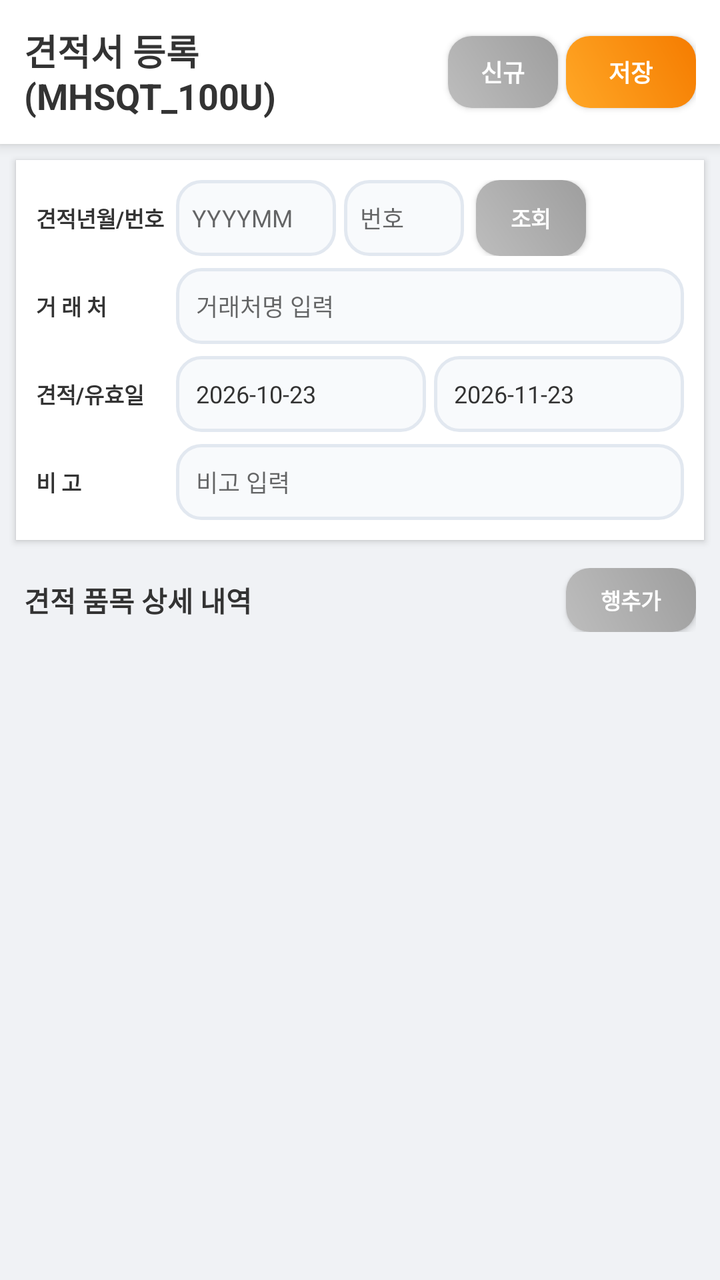
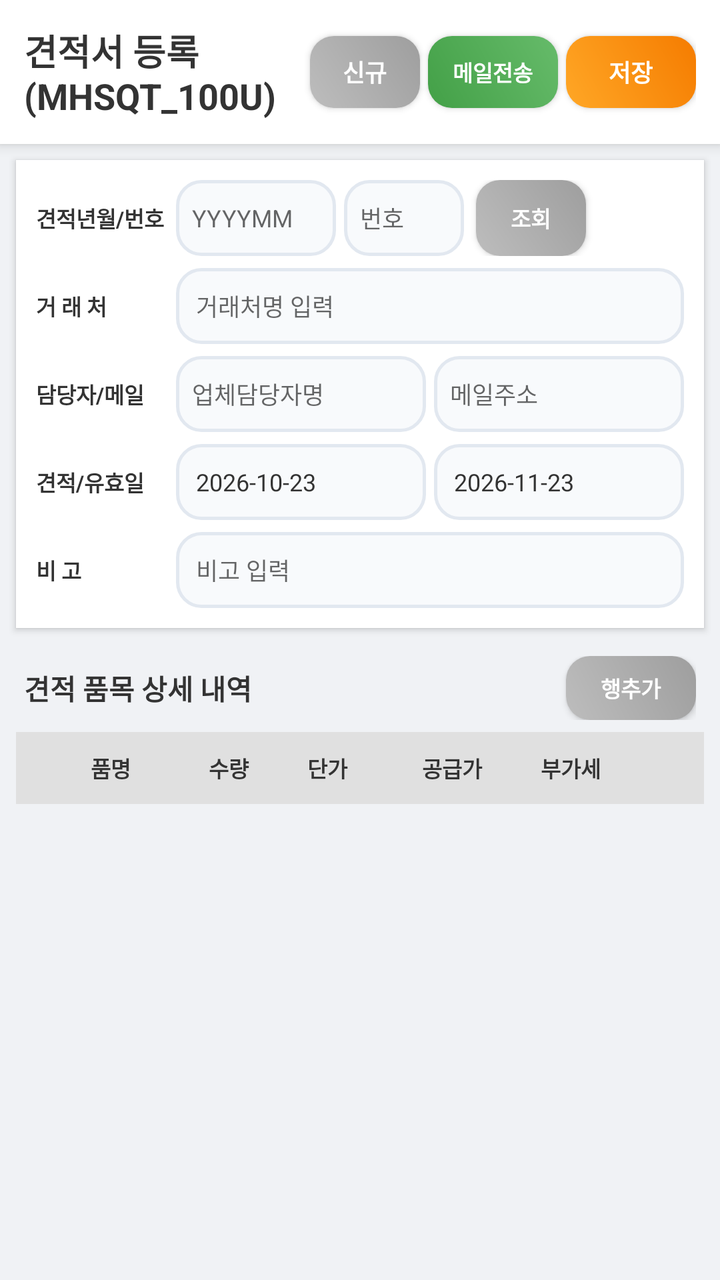

An Android layout rendered at two revisions. The XML below is the earlier revision; the diff shows what the commit changed to produce the second picture.
<!-- AndroidManifest.xml: application theme Theme.SmartERP -->
<!-- res/layout/activity_quotation_register.xml -->
<?xml version="1.0" encoding="utf-8"?>
<LinearLayout xmlns:android="http://schemas.android.com/apk/res/android"
    android:layout_width="match_parent"
    android:layout_height="match_parent"
    android:orientation="vertical"
    android:background="#F0F2F5"
    android:importantForAutofill="noExcludeDescendants">

    
    <LinearLayout
        android:layout_width="match_parent"
        android:layout_height="wrap_content"
        android:background="#FFFFFF"
        android:padding="12dp"
        android:elevation="4dp"
        android:gravity="center_vertical"
        android:orientation="horizontal">

        <TextView
            android:id="@+id/tvHeaderTitle"
            android:layout_width="0dp"
            android:layout_height="wrap_content"
            android:layout_weight="1"
            android:text="견적서 등록 (MHSQT_100U)"
            android:textSize="18sp"
            android:textStyle="bold"
            android:textColor="#333333"/>

        <androidx.appcompat.widget.AppCompatButton
            android:id="@+id/btnNew"
            android:layout_width="55dp"
            android:layout_height="36dp"
            android:layout_marginEnd="4dp"
            android:background="@drawable/bg_button_gradient_gray"
            android:text="신규"
            android:textColor="#FFFFFF"
            android:textSize="12sp"
            android:textStyle="bold"/>

        <androidx.appcompat.widget.AppCompatButton
            android:id="@+id/btnSave"
            android:layout_width="65dp"
            android:layout_height="36dp"
            android:background="@drawable/bg_button_gradient_orange"
            android:text="저장"
            android:textColor="#FFFFFF"
            android:textSize="12sp"
            android:textStyle="bold"/>
    </LinearLayout>

    
    <LinearLayout
        android:layout_width="match_parent"
        android:layout_height="wrap_content"
        android:orientation="vertical"
        android:padding="10dp"
        android:background="#FFFFFF"
        android:layout_margin="8dp"
        android:elevation="2dp">

        
        <LinearLayout
            android:layout_width="match_parent"
            android:layout_height="wrap_content"
            android:orientation="horizontal"
            android:gravity="center_vertical"
            android:layout_marginBottom="6dp">

            <TextView
                android:layout_width="70dp"
                android:layout_height="wrap_content"
                android:text="견적년월/번호"
                android:textSize="11sp"
                android:textColor="#333333"
                android:textStyle="bold"/>

            <EditText
                android:id="@+id/etQuatYm"
                android:layout_width="80dp"
                android:layout_height="38dp"
                android:background="@drawable/bg_input_field"
                android:hint="YYYYMM"
                android:paddingStart="8dp"
                android:textSize="12sp"/>

            <EditText
                android:id="@+id/etQuatNo"
                android:layout_width="60dp"
                android:layout_height="38dp"
                android:layout_marginStart="4dp"
                android:background="@drawable/bg_input_field"
                android:hint="번호"
                android:paddingStart="8dp"
                android:textSize="12sp"/>

            <androidx.appcompat.widget.AppCompatButton
                android:id="@+id/btnSearch"
                android:layout_width="55dp"
                android:layout_height="38dp"
                android:layout_marginStart="6dp"
                android:background="@drawable/bg_button_gradient_gray"
                android:text="조회"
                android:textColor="#FFFFFF"
                android:textSize="11sp"
                android:textStyle="bold"/>
        </LinearLayout>

        
        <LinearLayout
            android:layout_width="match_parent"
            android:layout_height="wrap_content"
            android:orientation="horizontal"
            android:gravity="center_vertical"
            android:layout_marginBottom="6dp">

            <TextView
                android:layout_width="70dp"
                android:layout_height="wrap_content"
                android:text="거 래 처"
                android:textSize="11sp"
                android:textColor="#333333"
                android:textStyle="bold"/>

            <EditText
                android:id="@+id/etCustName"
                android:layout_width="0dp"
                android:layout_height="38dp"
                android:layout_weight="1"
                android:background="@drawable/bg_input_field"
                android:hint="거래처명 입력"
                android:paddingStart="10dp"
                android:textSize="12sp"/>
        </LinearLayout>

        
        <LinearLayout
            android:layout_width="match_parent"
            android:layout_height="wrap_content"
            android:orientation="horizontal"
            android:gravity="center_vertical"
            android:layout_marginBottom="6dp">

            <TextView
                android:layout_width="70dp"
                android:layout_height="wrap_content"
                android:text="견적/유효일"
                android:textSize="11sp"
                android:textColor="#333333"
                android:textStyle="bold"/>

            <TextView
                android:id="@+id/tvQuatYmd"
                android:layout_width="0dp"
                android:layout_height="38dp"
                android:layout_weight="1"
                android:background="@drawable/bg_input_field"
                android:gravity="center_vertical"
                android:paddingStart="10dp"
                android:text="2026-10-23"
                android:textSize="12sp"
                android:textColor="#333333"/>

            <TextView
                android:id="@+id/tvValidDate"
                android:layout_width="0dp"
                android:layout_height="38dp"
                android:layout_weight="1"
                android:layout_marginStart="4dp"
                android:background="@drawable/bg_input_field"
                android:gravity="center_vertical"
                android:paddingStart="10dp"
                android:text="2026-11-23"
                android:textSize="12sp"
                android:textColor="#333333"/>
        </LinearLayout>

        
        <LinearLayout
            android:layout_width="match_parent"
            android:layout_height="wrap_content"
            android:orientation="horizontal"
            android:gravity="center_vertical">

            <TextView
                android:layout_width="70dp"
                android:layout_height="wrap_content"
                android:text="비 고"
                android:textSize="11sp"
                android:textColor="#333333"
                android:textStyle="bold"/>

            <EditText
                android:id="@+id/etRemark"
                android:layout_width="0dp"
                android:layout_height="38dp"
                android:layout_weight="1"
                android:background="@drawable/bg_input_field"
                android:hint="비고 입력"
                android:paddingStart="10dp"
                android:textSize="12sp"/>
        </LinearLayout>
    </LinearLayout>

    
    <LinearLayout
        android:layout_width="match_parent"
        android:layout_height="wrap_content"
        android:orientation="horizontal"
        android:paddingHorizontal="12dp"
        android:paddingVertical="6dp"
        android:gravity="center_vertical">

        <TextView
            android:layout_width="0dp"
            android:layout_height="wrap_content"
            android:layout_weight="1"
            android:text="견적 품목 상세 내역"
            android:textStyle="bold"
            android:textColor="#333333"
            android:textSize="14sp"/>

        <androidx.appcompat.widget.AppCompatButton
            android:id="@+id/btnAddRow"
            android:layout_width="65dp"
            android:layout_height="32dp"
            android:background="@drawable/bg_button_gradient_gray"
            android:text="행추가"
            android:textColor="#FFFFFF"
            android:textSize="11sp"
            android:textStyle="bold"/>
    </LinearLayout>

    
    <ListView
        android:id="@+id/lvDetailList"
        android:layout_width="match_parent"
        android:layout_height="0dp"
        android:layout_weight="1"
        android:divider="@android:color/transparent"
        android:dividerHeight="6dp"
        android:paddingHorizontal="8dp"/>

</LinearLayout>
<!-- resources referenced by this layout -->
<resources>
  <!-- drawable bg_button_gradient_gray (drawable) -->
  <?xml version="1.0" encoding="utf-8"?>
  <shape xmlns:android="http://schemas.android.com/apk/res/android">
      <gradient
          android:startColor="#BDBDBD"
          android:endColor="#9E9E9E"
          android:angle="45"/>
      <corners android:radius="12dp"/>
  </shape>
  <!-- drawable bg_button_gradient_orange (drawable) -->
  <?xml version="1.0" encoding="utf-8"?>
  <shape xmlns:android="http://schemas.android.com/apk/res/android">
      <gradient
          android:startColor="#FFA726"
          android:endColor="#F57C00"
          android:angle="45"/>
      <corners android:radius="12dp"/>
  </shape>
  <!-- drawable bg_input_field (drawable) -->
  <?xml version="1.0" encoding="utf-8"?>
  <shape xmlns:android="http://schemas.android.com/apk/res/android">
      <solid android:color="@color/input_bg"/>
      <corners android:radius="12dp"/>
      <stroke android:width="1.5dp" android:color="@color/input_border"/>
  </shape>
  <style name="Theme.SmartERP" parent="Theme.AppCompat.Light.NoActionBar">
          
          <item name="colorPrimary">@color/smart_blue</item>
          <item name="colorPrimaryDark">@color/smart_blue</item>
          <item name="colorAccent">@color/core_amber</item>
  
          
          <item name="android:windowBackground">@color/login_bg_end</item>
  
          
          <item name="android:forceDarkAllowed" tools:targetApi="q">false</item>
      </style>
  <color name="input_bg">#F8FAFC</color>
  <color name="input_border">#E2E8F0</color>
  <color name="smart_blue">#005a9f</color>
  <color name="core_amber">#ffc107</color>
  <color name="login_bg_end">#f0f4f8</color>
</resources>

<!-- the commit's change to res/layout/activity_quotation_register.xml (unified diff, before → after) -->
@@ -38,6 +38,17 @@
             android:textStyle="bold"/>
 
         <androidx.appcompat.widget.AppCompatButton
+            android:id="@+id/btnMail"
+            android:layout_width="65dp"
+            android:layout_height="36dp"
+            android:layout_marginEnd="4dp"
+            android:background="@drawable/bg_button_gradient_green"
+            android:text="메일전송"
+            android:textColor="#FFFFFF"
+            android:textSize="11sp"
+            android:textStyle="bold"/>
+
+        <androidx.appcompat.widget.AppCompatButton
             android:id="@+id/btnSave"
             android:layout_width="65dp"
             android:layout_height="36dp"
@@ -143,6 +154,45 @@
             <TextView
                 android:layout_width="70dp"
                 android:layout_height="wrap_content"
+                android:text="담당자/메일"
+                android:textSize="11sp"
+                android:textColor="#333333"
+                android:textStyle="bold"/>
+
+            <EditText
+                android:id="@+id/etCustEmp"
+                android:layout_width="0dp"
+                android:layout_height="38dp"
+                android:layout_weight="1"
+                android:background="@drawable/bg_input_field"
+                android:hint="업체담당자명"
+                android:paddingStart="8dp"
+                android:textSize="12sp"/>
+
+            <EditText
+                android:id="@+id/etEmail"
+                android:layout_width="0dp"
+                android:layout_height="38dp"
+                android:layout_weight="1"
+                android:layout_marginStart="4dp"
+                android:background="@drawable/bg_input_field"
+                android:hint="메일주소"
+                android:inputType="textEmailAddress"
+                android:paddingStart="8dp"
+                android:textSize="12sp"/>
+        </LinearLayout>
+
+        
+        <LinearLayout
+            android:layout_width="match_parent"
+            android:layout_height="wrap_content"
+            android:orientation="horizontal"
+            android:gravity="center_vertical"
+            android:layout_marginBottom="6dp">
+
+            <TextView
+                android:layout_width="70dp"
+                android:layout_height="wrap_content"
                 android:text="견적/유효일"
                 android:textSize="11sp"
                 android:textColor="#333333"
@@ -231,6 +281,68 @@
     </LinearLayout>
 
     
+    <LinearLayout
+        android:layout_width="match_parent"
+        android:layout_height="36dp"
+        android:orientation="horizontal"
+        android:background="#E0E0E0"
+        android:gravity="center_vertical"
+        android:paddingStart="8dp"
+        android:paddingEnd="8dp"
+        android:layout_marginHorizontal="8dp"
+        android:layout_marginBottom="4dp">
+        <TextView
+            android:layout_width="0dp"
+            android:layout_height="wrap_content"
+            android:layout_weight="1.2"
+            android:text="품명"
+            android:gravity="center"
+            android:textSize="11sp"
+            android:textStyle="bold"
+            android:textColor="#333333"/>
+        <TextView
+            android:layout_width="0dp"
+            android:layout_height="wrap_content"
+            android:layout_weight="0.6"
+            android:text="수량"
+            android:gravity="center"
+            android:textSize="11sp"
+            android:textStyle="bold"
+            android:textColor="#333333"/>
+        <TextView
+            android:layout_width="0dp"
+            android:layout_height="wrap_content"
+            android:layout_weight="0.9"
+            android:text="단가"
+            android:gravity="center"
+            android:textSize="11sp"
+            android:textStyle="bold"
+            android:textColor="#333333"/>
+        <TextView
+            android:layout_width="0dp"
+            android:layout_height="wrap_content"
+            android:layout_weight="1.0"
+            android:text="공급가"
+            android:gravity="center"
+            android:textSize="11sp"
+            android:textStyle="bold"
+            android:textColor="#333333"/>
+        <TextView
+            android:layout_width="0dp"
+            android:layout_height="wrap_content"
+            android:layout_weight="0.8"
+            android:text="부가세"
+            android:gravity="center"
+            android:textSize="11sp"
+            android:textStyle="bold"
+            android:textColor="#333333"/>
+         <TextView
+            android:layout_width="28dp"
+            android:layout_height="wrap_content"
+            android:layout_marginStart="4dp"/>
+    </LinearLayout>
+
+    
     <ListView
         android:id="@+id/lvDetailList"
         android:layout_width="match_parent"
<!-- resource entries referenced after the edit -->
@@ -6,6 +6,15 @@
       <gradient
           android:startColor="#BDBDBD"
           android:endColor="#9E9E9E"
+          android:angle="45"/>
+      <corners android:radius="12dp"/>
+  </shape>
+  <!-- drawable bg_button_gradient_green (drawable) -->
+  <?xml version="1.0" encoding="utf-8"?>
+  <shape xmlns:android="http://schemas.android.com/apk/res/android">
+      <gradient
+          android:startColor="#43A047"
+          android:endColor="#66BB6A"
           android:angle="45"/>
       <corners android:radius="12dp"/>
   </shape>
